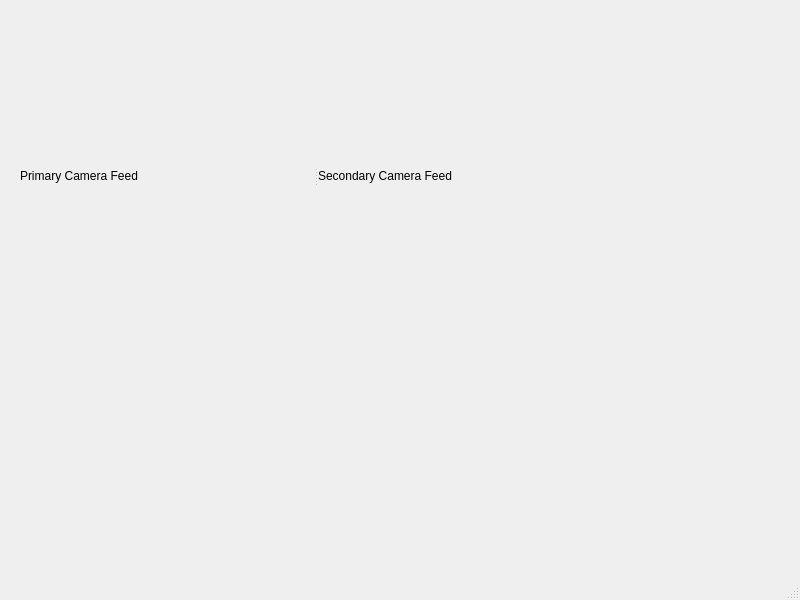
Qt form mainwindow.ui (BeerPong-Sentinel/vision-system) before a commit.
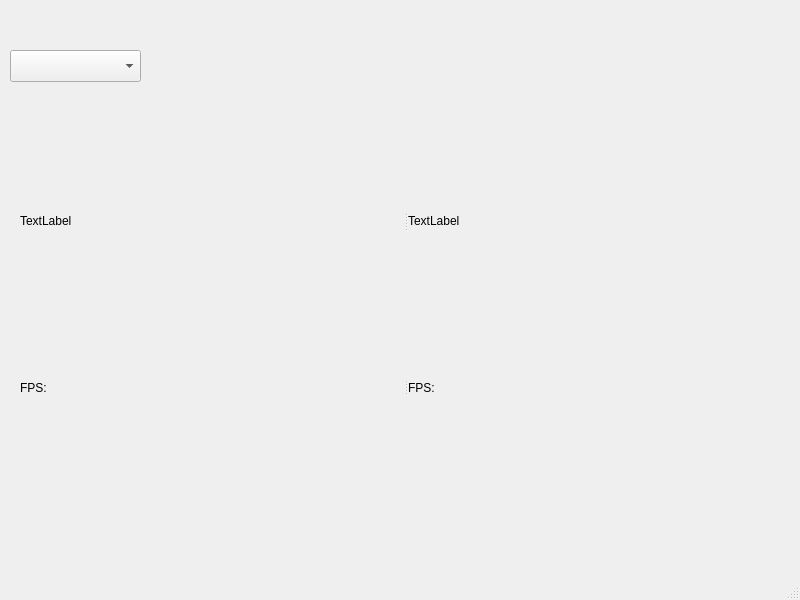
The same form after that commit.

Commit message: Added Multiple Camera Support, Default Black Screen For No Feed

Diff of the .ui file:
```diff
--- a/mainwindow.ui
+++ b/mainwindow.ui
@@ -14,13 +14,64 @@
    <string>MainWindow</string>
   </property>
   <widget class="QWidget" name="centralwidget">
+   <widget class="QComboBox" name="imagedisptype">
+    <property name="geometry">
+     <rect>
+      <x>10</x>
+      <y>50</y>
+      <width>131</width>
+      <height>32</height>
+     </rect>
+    </property>
+    <property name="placeholderText">
+     <string>Image Type</string>
+    </property>
+    <item>
+     <property name="text">
+      <string>Raw</string>
+     </property>
+    </item>
+    <item>
+     <property name="text">
+      <string>Thresholded</string>
+     </property>
+    </item>
+    <item>
+     <property name="text">
+      <string>Bounding Box</string>
+     </property>
+    </item>
+   </widget>
+   <widget class="QSplitter" name="splitter_2">
+    <property name="geometry">
+     <rect>
+      <x>20</x>
+      <y>380</y>
+      <width>771</width>
+      <height>16</height>
+     </rect>
+    </property>
+    <property name="orientation">
+     <enum>Qt::Orientation::Horizontal</enum>
+    </property>
+    <widget class="QLabel" name="label">
+     <property name="text">
+      <string>FPS:</string>
+     </property>
+    </widget>
+    <widget class="QLabel" name="label_2">
+     <property name="text">
+      <string>FPS:</string>
+     </property>
+    </widget>
+   </widget>
    <widget class="QSplitter" name="splitter">
     <property name="geometry">
      <rect>
       <x>20</x>
-      <y>60</y>
-      <width>631</width>
-      <height>231</height>
+      <y>80</y>
+      <width>771</width>
+      <height>281</height>
      </rect>
     </property>
     <property name="orientation">
@@ -28,12 +79,12 @@
     </property>
     <widget class="QLabel" name="camera1">
      <property name="text">
-      <string>Primary Camera Feed</string>
+      <string>TextLabel</string>
      </property>
     </widget>
     <widget class="QLabel" name="camera2">
      <property name="text">
-      <string>Secondary Camera Feed</string>
+      <string>TextLabel</string>
      </property>
     </widget>
    </widget>
```
The commit also changes 4 other files.
